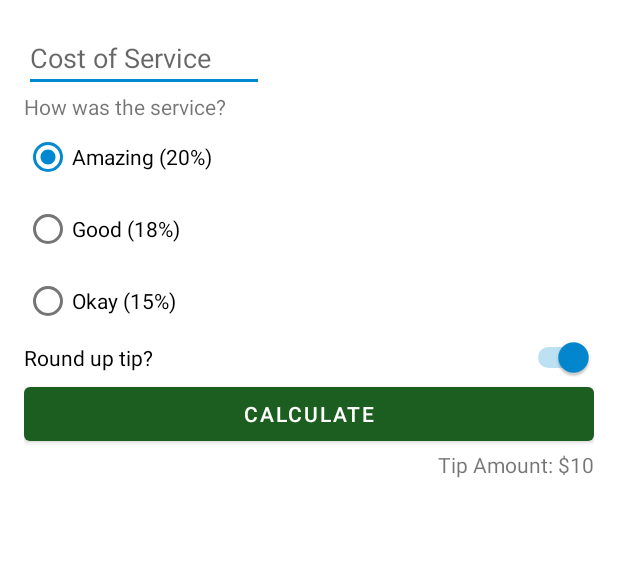
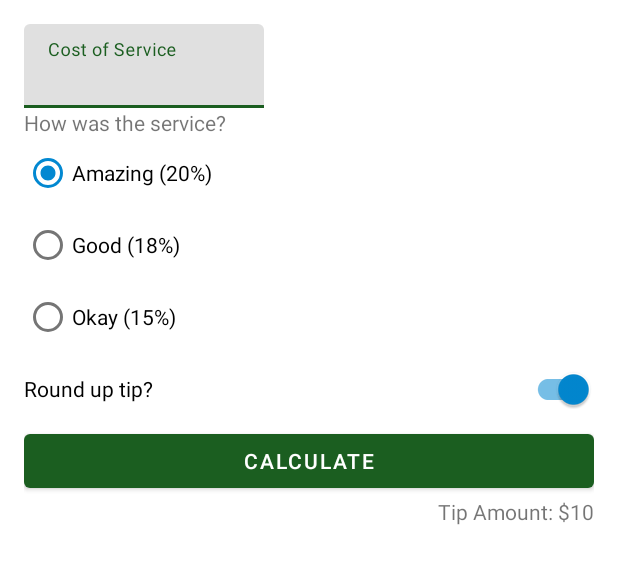
Before and after one commit to danielcoderman/Tip-Time, an Android app: the layout activity_main.xml on its own in the app's theme, with its tools: preview values and no code run, on a phone screen of 412 x 824 dp. Shown: the top 564 px of the screen. Run offline under Robolectric (Android 15) with nearby library versions, the phone set to English and light mode, and no system bars.

Commit message:
Finished "material components" section in "create a more polished user experience" codelab

```diff
--- a/app/build.gradle
+++ b/app/build.gradle
@@ -37,7 +37,7 @@ android {
 
 dependencies {
 
-    implementation 'androidx.core:core-ktx:1.7.0'
+    implementation 'androidx.core:core-ktx:1.8.0'
     implementation 'androidx.appcompat:appcompat:1.4.2'
     implementation 'com.google.android.material:material:1.6.1'
     implementation 'androidx.constraintlayout:constraintlayout:2.1.4'
--- a/app/src/main/java/com/example/tiptime/MainActivity.kt
+++ b/app/src/main/java/com/example/tiptime/MainActivity.kt
@@ -19,7 +19,7 @@ class MainActivity : AppCompatActivity() {
     }
 
     private fun calculateTip() {
-        val stringInTextField = binding.costOfService.text.toString()
+        val stringInTextField = binding.costOfServiceEditText.text.toString()
         val cost = stringInTextField.toDoubleOrNull()
 
         if (cost == null) {
--- a/app/src/main/res/layout/activity_main.xml
+++ b/app/src/main/res/layout/activity_main.xml
@@ -7,14 +7,20 @@
     android:padding="16dp"
     tools:context=".MainActivity">
 
-    <EditText
+    <com.google.android.material.textfield.TextInputLayout
         android:id="@+id/cost_of_service"
         android:layout_width="160dp"
         android:layout_height="wrap_content"
         android:hint="@string/cost_of_service"
-        android:inputType="numberDecimal"
         app:layout_constraintStart_toStartOf="parent"
-        app:layout_constraintTop_toTopOf="parent" />
+        app:layout_constraintTop_toTopOf="parent">
+        <com.google.android.material.textfield.TextInputEditText
+            android:id="@+id/cost_of_service_edit_text"
+            android:layout_width="match_parent"
+            android:layout_height="wrap_content"
+            android:inputType="numberDecimal"/>
+
+    </com.google.android.material.textfield.TextInputLayout>
 
     <TextView
         android:id="@+id/service_question"
@@ -52,7 +58,7 @@
             android:text="@string/okay_service" />
     </RadioGroup>
 
-    <Switch
+    <com.google.android.material.switchmaterial.SwitchMaterial
         android:id="@+id/round_up_switch"
         android:layout_width="0dp"
         android:layout_height="wrap_content"
```
